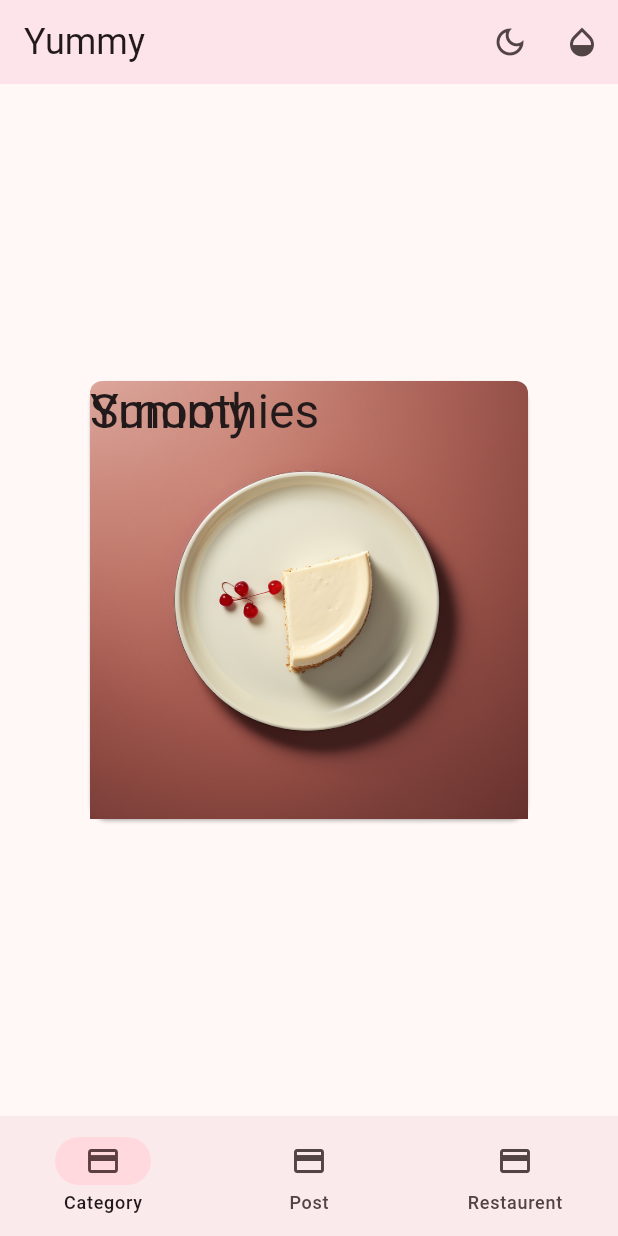
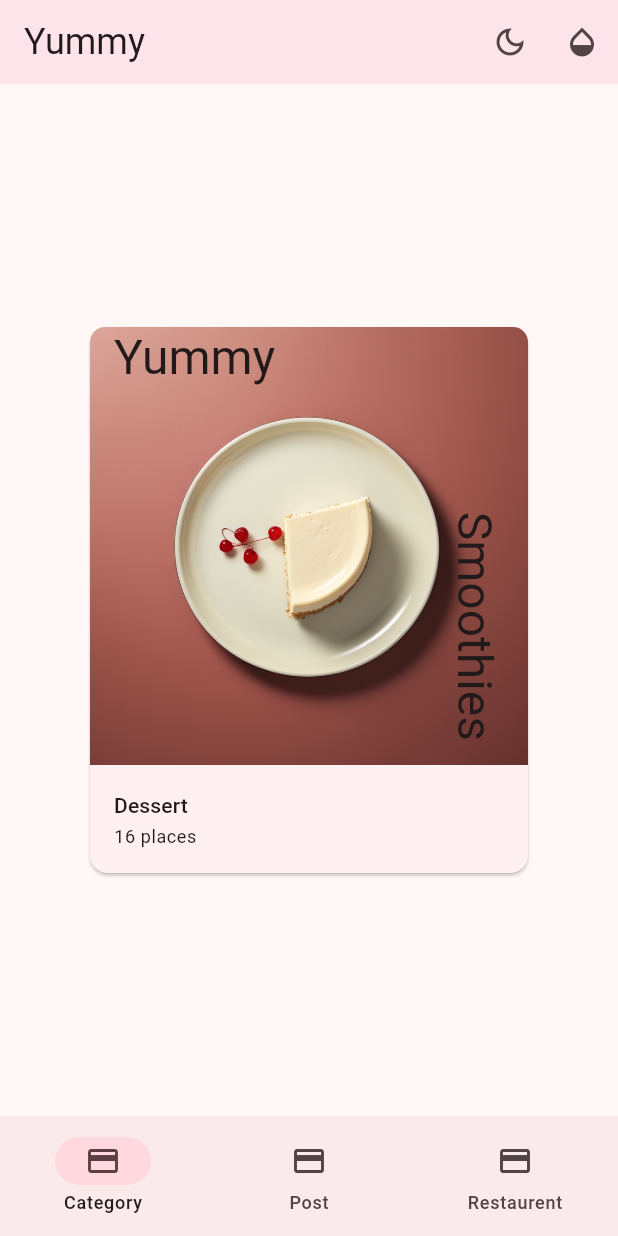
Before and after one commit to smnasimahmed/learn_flutter, a Flutter app: the screen it shows after launch, on a phone screen of 412 x 824 dp. Run offline on Flutter 3.47's test engine with Material 3 defaults, Android fonts, the phone set to English and light mode, and no system bars.

Commit message:
yummy day 08

```diff
--- a/lib/components/category_card.dart
+++ b/lib/components/category_card.dart
@@ -20,26 +20,43 @@ class CategoryCard extends StatelessWidget {
           Stack(
             children: [
               ClipRRect(
-                borderRadius: BorderRadius.vertical(
-                  top: Radius.circular(8.0),
+                borderRadius: const BorderRadius.vertical(
+                  top: Radius.circular(10.0),
                 ),
                 child: Image.asset(category.imageUrl),
               ),
               Positioned(
+                left: 16.0,
+                right: 16.0,
                 child: Text(
                   'Yummy',
                   style: textTheme.headlineLarge,
                 ),
               ),
               Positioned(
-                child: Text(
-                  'Smoothies',
-                  style: textTheme.headlineLarge,
+                bottom: 16.0,
+                right: 16.0,
+                child: RotatedBox(
+                  quarterTurns: 1,
+                  child: Text(
+                    'Smoothies',
+                    style: textTheme.headlineLarge,
+                  ),
                 ),
               ),
             ],
-          )
+          ),
           // TODO: Add ListTile widget
+          ListTile(
+            title: Text(
+              category.name,
+              style: textTheme.titleSmall,
+            ),
+            subtitle: Text(
+              '${category.numberOfRastaurent} places',
+              style: textTheme.bodySmall,
+            ),
+          ),
         ],
       ),
     );
--- a/lib/color_button.dart
+++ b/lib/components/color_button.dart
@@ -1,5 +1,5 @@
 import 'package:flutter/material.dart';
-import 'constants.dart';
+import '../constants.dart';
 
 class ColorButton extends StatelessWidget {
   final void Function(int) changeColor;
--- a/lib/home.dart
+++ b/lib/home.dart
@@ -1,8 +1,8 @@
 import 'package:flutter/material.dart';
 import 'package:yummy_app/components/category_card.dart';
 import 'package:yummy_app/models/food_category.dart';
-import 'theme_button.dart';
-import 'color_button.dart';
+import 'components/theme_button.dart';
+import 'components/color_button.dart';
 import 'constants.dart';
 
 class Home extends StatefulWidget {
```
Also changed, not shown: lib/components/theme_button.dart (renamed from lib/theme_button.dart).
